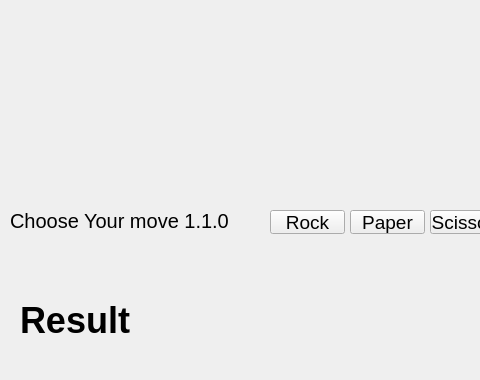
The window that mainwindow.ui (jungjinhyo/rockpaperscissors) describes before a commit, drawn with Qt 5; both pictures show x 0 to 480 and y 0 to 380 of the 800 by 600 pixel window.
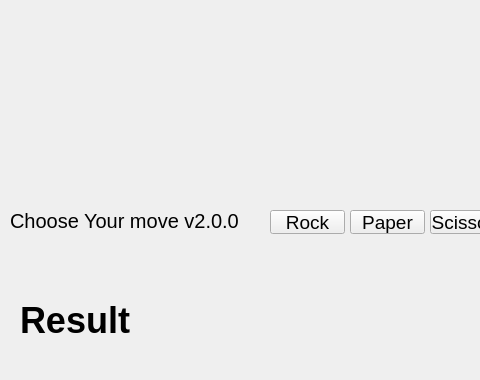
The same window after the commit.

The edit to the form file:
```diff
--- a/mainwindow.ui
+++ b/mainwindow.ui
@@ -29,7 +29,7 @@
      </font>
     </property>
     <property name="text">
-     <string>Choose Your move 1.1.0</string>
+     <string>Choose Your move v2.0.0</string>
     </property>
    </widget>
    <widget class="QPushButton" name="btnRock">
```
